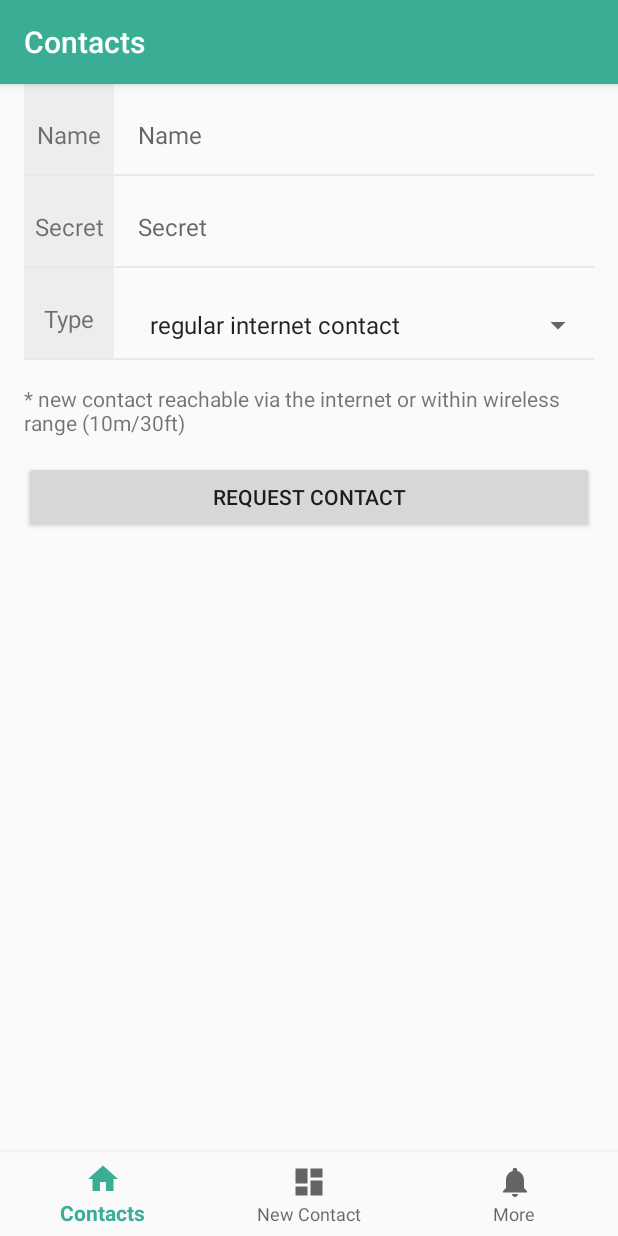
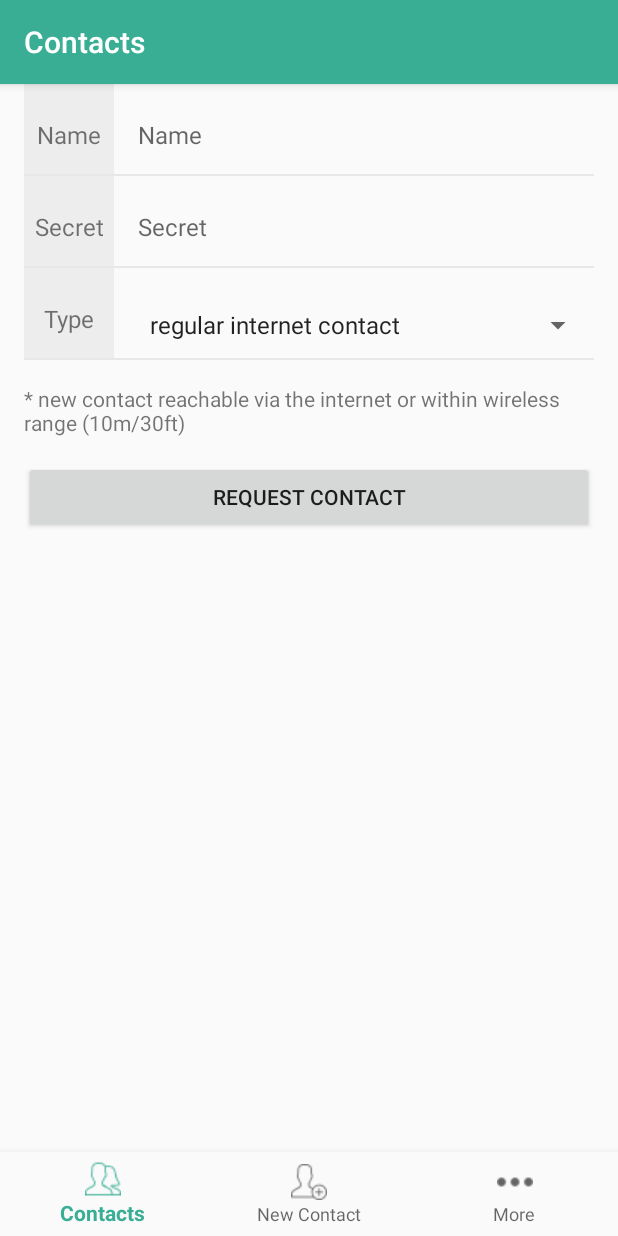
Before and after one commit to biagioni/allnet-android, an Android app: the fragment ContactNewFragment placed in its activity, on a phone screen of 412 x 824 dp. Run offline under Robolectric (Android 15) with nearby library versions, the phone set to English and light mode, and no system bars; Roboto replaces fonts that are not available here; 2 statements that could not run were skipped.

Commit message:
[navigation.xml] -  added tab icons

```diff
--- a/app/src/main/res/layout/activity_settings.xml
+++ b/app/src/main/res/layout/activity_settings.xml
@@ -242,7 +242,7 @@
 
             <TextView
                 android:id="@+id/tvDeleteUser"
-                android:layout_width="0dp"
+                android:layout_width="match_parent"
                 android:layout_height="match_parent"
                 android:layout_weight="0"
                 android:fontFamily="@font/roboto_medium"
--- a/app/src/main/res/layout/fragment_contact_new.xml
+++ b/app/src/main/res/layout/fragment_contact_new.xml
@@ -95,7 +95,7 @@
                 android:fontFamily="@font/roboto_medium"
                 android:gravity="center_vertical"
                 android:hint="@string/secret"
-                android:inputType="textEmailAddress"
+                android:inputType="textCapCharacters"
                 android:paddingBottom="8sp"
                 android:paddingTop="16sp"
                 android:textColor="@android:color/black"
--- a/app/src/main/res/menu/navigation.xml
+++ b/app/src/main/res/menu/navigation.xml
@@ -1,19 +1,21 @@
 <?xml version="1.0" encoding="utf-8"?>
-<menu xmlns:android="http://schemas.android.com/apk/res/android">
+<menu xmlns:app="http://schemas.android.com/apk/res-auto"
+    xmlns:android="http://schemas.android.com/apk/res/android">
 
     <item
         android:id="@+id/navigation_contacts"
-        android:icon="@drawable/ic_home_black_24dp"
-        android:title="@string/contacts" />
-
+        android:icon="@drawable/users"
+        android:title="@string/contacts"
+        android:orderInCategory="1"/>
     <item
         android:id="@+id/navigation_new"
-        android:icon="@drawable/ic_dashboard_black_24dp"
-        android:title="@string/new_contact" />
-
+        android:icon="@drawable/adduser"
+        android:title="@string/new_contact"
+        android:orderInCategory="2"/>
     <item
         android:id="@+id/navigation_more"
-        android:icon="@drawable/ic_notifications_black_24dp"
-        android:title="@string/more" />
+        android:icon="@drawable/ellipsis"
+        android:title="@string/more"
+        android:orderInCategory="3"/>
 
 </menu>
```
Also changed, not shown: app/src/main/res/drawable-nodpi/adduser.png (added), app/src/main/res/drawable-nodpi/ellipsis.png (added), app/src/main/res/drawable-nodpi/users.png (added).
